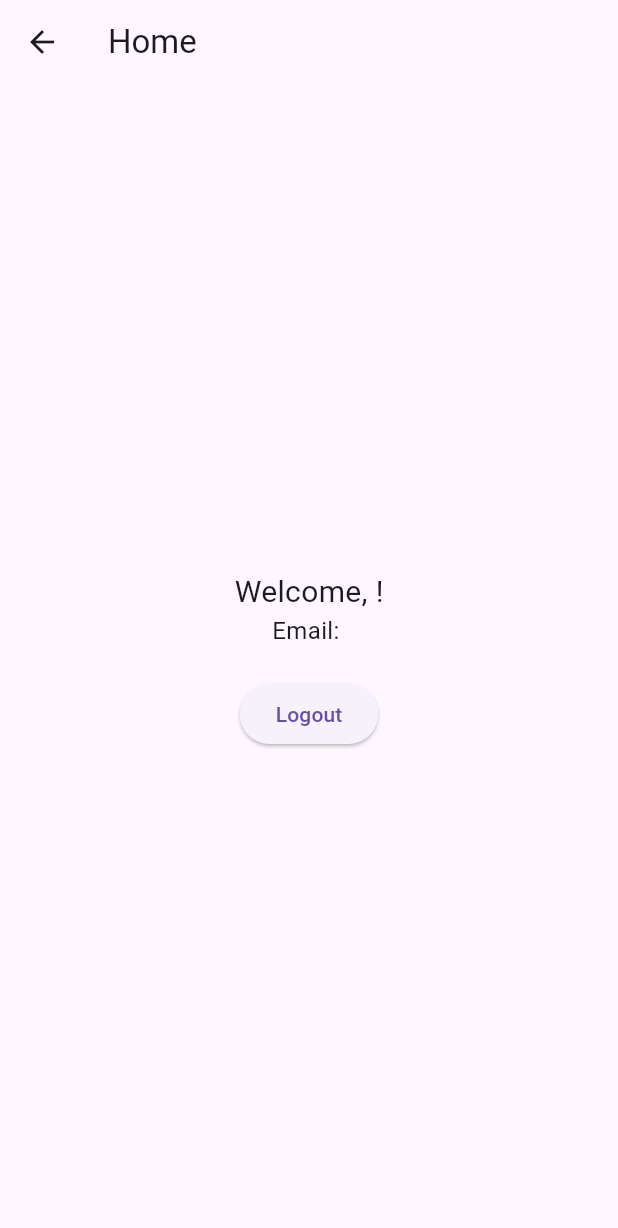
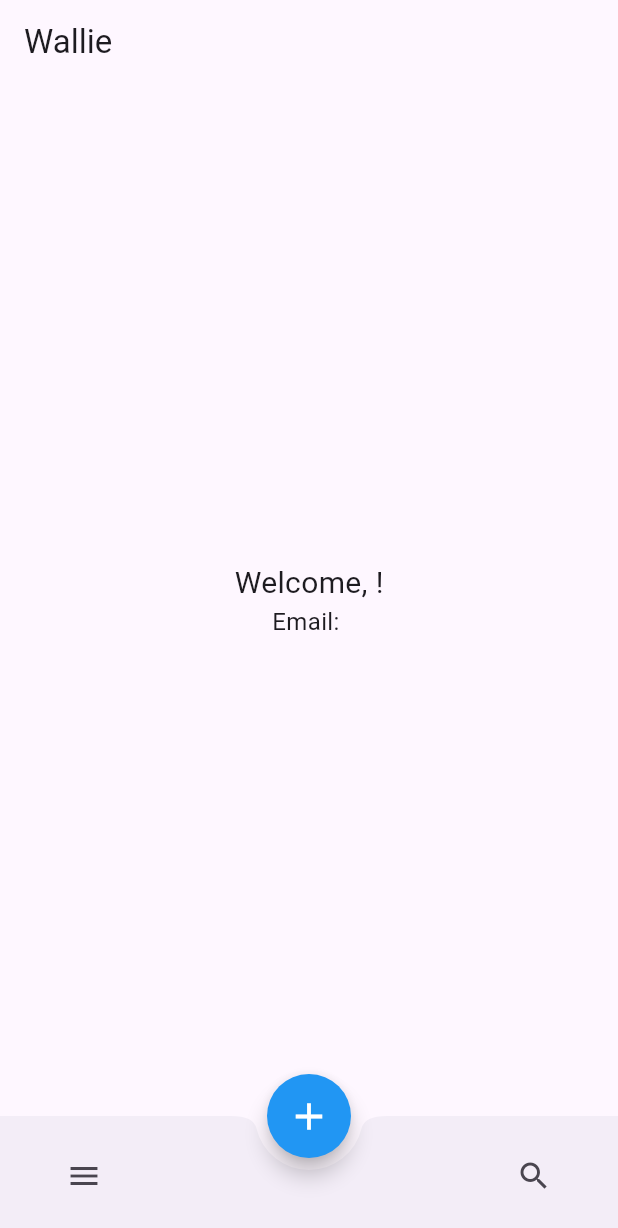
Before and after one commit to yeole-rohan/Wallie, a Flutter app: the HomeScreen screen opened directly, on a phone screen of 412 x 824 dp. Shown: the top 1228 px of the screen. Run offline on Flutter 3.47's test engine with Material 3 defaults, Android fonts, the phone set to English and light mode, and no system bars; our stand-ins replace dio, email_validator, flutter_secure_storage, intl_phone_field; accounts and stored records are empty.

Commit message:
added floating button, search and bottom menu

```diff
--- a/frontend/wallie/lib/main.dart
+++ b/frontend/wallie/lib/main.dart
@@ -1,53 +1,27 @@
 import 'package:flutter/material.dart';
 import 'package:flutter_secure_storage/flutter_secure_storage.dart';
-import 'package:wallie/presentation/screens/signup_screen.dart';
 import 'package:wallie/presentation/screens/login_screen.dart';
 import 'package:wallie/presentation/screens/home_screen.dart';
 
-void main() {
-  runApp(const MyApp());
+void main() async {
+  WidgetsFlutterBinding.ensureInitialized();
+  final storage = const FlutterSecureStorage();
+  String? token = await storage.read(key: "access_token"); // Check login status
+  runApp(MyApp(isLoggedIn: token != null));
 }
 
-class MyApp extends StatefulWidget {
-  const MyApp({super.key});
+class MyApp extends StatelessWidget {
+  final bool isLoggedIn;
 
-  @override
-  _MyAppState createState() => _MyAppState();
-}
-
-class _MyAppState extends State<MyApp> {
-  final _storage = const FlutterSecureStorage();
-  String _initialRoute = 'login';
-
-  @override
-  void initState() {
-    super.initState();
-    _checkLoginStatus();
-  }
-
-  Future<void> _checkLoginStatus() async {
-    final token = await _storage.read(key: "access_token");
-    if (token != null) {
-      setState(() {
-        _initialRoute = 'home';
-      });
-    }
-  }
+  const MyApp({super.key, required this.isLoggedIn});
 
   @override
   Widget build(BuildContext context) {
     return MaterialApp(
       debugShowCheckedModeBanner: false,
       title: 'Wallie',
-      theme: ThemeData(
-        primarySwatch: Colors.blue,
-      ),
-      initialRoute: _initialRoute, // Check login status and navigate
-      routes: {
-        'signup': (context) => const SignupScreen(),
-        'login': (context) => const LoginScreen(),
-        'home': (context) => const HomeScreen(),
-      },
+      theme: ThemeData(primarySwatch: Colors.blue),
+      home: isLoggedIn ? const HomeScreen() : const LoginScreen(), // Decide initial screen
     );
   }
 }
--- a/frontend/wallie/lib/presentation/screens/home_screen.dart
+++ b/frontend/wallie/lib/presentation/screens/home_screen.dart
@@ -1,5 +1,6 @@
 import 'package:flutter/material.dart';
 import 'package:flutter_secure_storage/flutter_secure_storage.dart';
+import 'package:wallie/presentation/screens/login_screen.dart';
 
 class HomeScreen extends StatefulWidget {
   const HomeScreen({super.key});
@@ -31,27 +32,96 @@ class _HomeScreenState extends State<HomeScreen> {
 
   Future<void> _logout() async {
     await _storage.deleteAll(); // Clear stored data
-    Navigator.pushNamed(context, '/login'); // Navigate to login
+    Navigator.push(
+      context,
+      MaterialPageRoute(builder: (context) => const LoginScreen()),
+    );
+  }
+
+  void _showBottomMenu() {
+    showModalBottomSheet(
+      context: context,
+      shape: RoundedRectangleBorder(
+        borderRadius: BorderRadius.vertical(top: Radius.circular(16)),
+      ),
+      builder: (context) {
+        return Wrap(
+          children: [
+            _buildMenuItem(Icons.person, "Profile", () {}),
+            _buildMenuItem(Icons.settings, "Settings", () {}),
+            _buildMenuItem(Icons.info, "About", () {}),
+            _buildMenuItem(Icons.lock, "Privacy Policy", () {}),
+            _buildMenuItem(Icons.description, "Terms of Use", () {}),
+            _buildMenuItem(Icons.star, "Upgrade to Wallie Pro", () {}),
+            _buildMenuItem(Icons.logout, "Logout", () {
+              _logout();
+            }),
+          ],
+        );
+      },
+    );
+  }
+
+  Widget _buildMenuItem(IconData icon, String text, VoidCallback onTap) {
+    return ListTile(
+      leading: Icon(icon, color: Colors.blue),
+      title: Text(text),
+      onTap: () {
+        Navigator.pop(context); // Close the bottom sheet
+        onTap();
+      },
+    );
   }
 
   @override
   Widget build(BuildContext context) {
-    return Scaffold(
-      appBar: AppBar(title: const Text("Home")),
+    return PopScope(
+      canPop: false, // ❌ Disable back navigation
+      child: Scaffold(
+        appBar: AppBar(
+          title: const Text("Wallie"),
+          automaticallyImplyLeading: false, // ❌ Hide back button in AppBar
+        ),
         body: Center(
           child: Column(
             mainAxisAlignment: MainAxisAlignment.center,
             children: [
-            Text("Welcome, $_fullName!", style: const TextStyle(fontSize: 20)),
+              Text("Welcome, $_fullName!",
+                  style: const TextStyle(fontSize: 20)),
               Text("Email: $_email", style: const TextStyle(fontSize: 16)),
-            const SizedBox(height: 20),
-            ElevatedButton(
-              onPressed: _logout,
-              child: const Text("Logout"),
+            ],
+          ),
+        ),
+        bottomNavigationBar: BottomAppBar(
+          shape: const CircularNotchedRectangle(),
+          notchMargin: 8.0, // Creates space around the floating button
+          child: Padding(
+            padding: const EdgeInsets.symmetric(horizontal: 16.0),
+            child: Row(
+              mainAxisAlignment: MainAxisAlignment.spaceBetween,
+              children: [
+                IconButton(
+                  icon: const Icon(Icons.menu),
+                  onPressed: _showBottomMenu,
+                ),
+                const SizedBox(width: 50), // Space for FloatingActionButton
+                IconButton(
+                  icon: const Icon(Icons.search),
+                  onPressed: () {}, // Empty for now
                 ),
               ],
             ),
           ),
+        ),
+        floatingActionButton: FloatingActionButton(
+          onPressed: () {}, // Add Upload Functionality
+          backgroundColor: Colors.blue,
+          shape: const CircleBorder(),
+          elevation: 6.0, // Adds shadow for depth
+          child: const Icon(Icons.add, size: 30, color: Colors.white),
+        ),
+        floatingActionButtonLocation: FloatingActionButtonLocation.centerDocked,
+      ),
     );
   }
 }
--- a/frontend/wallie/lib/presentation/screens/signup_screen.dart
+++ b/frontend/wallie/lib/presentation/screens/signup_screen.dart
@@ -4,6 +4,7 @@ import 'package:email_validator/email_validator.dart';
 import 'package:flutter_secure_storage/flutter_secure_storage.dart';
 import 'package:intl_phone_field/intl_phone_field.dart';
 import 'package:wallie/core/constants.dart';
+import 'package:wallie/presentation/screens/home_screen.dart';
 
 class SignupScreen extends StatefulWidget {
   const SignupScreen({super.key});
@@ -63,8 +64,10 @@ class _SignupScreenState extends State<SignupScreen> {
           await _storage.write(
               key: "mobile_number", value: data["mobile_number"]);
 
-          // Navigate to Home Screen using named route
-          Navigator.pushNamed(context, 'home');
+          Navigator.push(
+            context,
+            MaterialPageRoute(builder: (context) => const HomeScreen()),
+          );
         } else {
           _showMessage("Signup successful, but login failed!", Colors.orange);
         }
@@ -167,8 +170,7 @@ class _SignupScreenState extends State<SignupScreen> {
                 child: // Spacing between buttons
                     TextButton(
                   onPressed: () {
-                    Navigator.pop(
-                        context); // ✅ Navigate to Login Page
+                    Navigator.pop(context); // ✅ Navigate to Login Page
                   },
                   child: const Text("Already have an account? Login"),
                 ),
```
Also changed, not shown: frontend/wallie/lib/presentation/screens/login_screen.dart (+7 -2 lines). Lines whose indentation alone changed are shown as unchanged.
